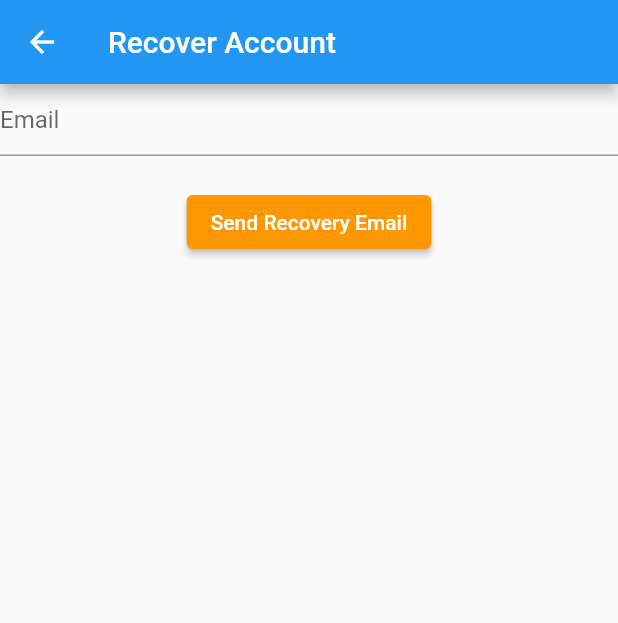
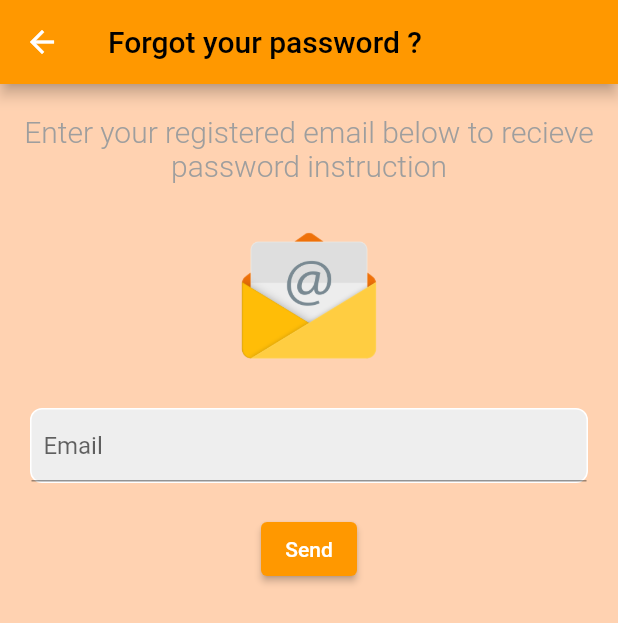
Before and after one commit to HuMiTriet/VGU-Eureka, a Flutter app: the RecoverAccountView screen opened by its route, on a phone screen of 412 x 824 dp. Shown: the top 623 px of the screen. Run offline on Flutter 3.47's test engine with Material 2 defaults, Android fonts, the phone set to English and light mode, and no system bars; our stand-ins replace firebase_auth, firebase_core, firebase_database, geocoding, geolocator, google_maps_flutter and 1 more; missing offline and left inert: cloud_firestore_web, firebase_analytics_web, firebase_auth_web, firebase_core_web, firebase_database_web, flutter_login_facebook and 2 more; accounts and stored records are empty; network calls fail.

Commit message:
update forgot password screen view

```diff
--- a/lib/views/auth/recover_account_view.dart
+++ b/lib/views/auth/recover_account_view.dart
@@ -1,3 +1,5 @@
+// ignore_for_file: prefer_const_constructors
+
 import 'dart:developer' as devtools show log;
 
 import 'package:etoet/views/auth/error_dialog.dart';
@@ -33,16 +35,48 @@ class _RecoverAccountViewState extends State<RecoverAccountView> {
   Widget build(BuildContext context) {
     return Scaffold(
         appBar: AppBar(
-          title: const Text('Recover Account'),
+          title: const Text(
+            'Forgot your password ?',
+            style: TextStyle(
+              color: Colors.black,
+            ),
+          ),
+          backgroundColor: Colors.orange,
         ),
+        backgroundColor: Color.fromRGBO(255, 210, 177, 2),
         body: Column(children: <Widget>[
-          TextField(
-            controller: _email,
-            enableSuggestions: false,
-            autocorrect: false,
-            keyboardType: TextInputType.emailAddress,
-            decoration: const InputDecoration(
-              hintText: 'Email',
+          SizedBox(height: 20),
+          Text(
+            'Enter your registered email below to recieve password instruction',
+            textAlign: TextAlign.center,
+            style: TextStyle(
+              fontSize: 20,
+              fontWeight: FontWeight.w300,
+              color: Colors.grey,
+            ),
+          ),
+          Image.asset(
+            'assets/images/Email_icon.png',
+            width: 100,
+            height: 150,
+          ),
+          Padding(
+            padding: const EdgeInsets.symmetric(horizontal: 20.0),
+            child: Container(
+              decoration: BoxDecoration(
+                color: Colors.grey[200],
+                border: Border.all(color: Colors.white),
+                borderRadius: BorderRadius.circular(8),
+              ),
+              child: TextField(
+                controller: _email,
+                enableSuggestions: false,
+                autocorrect: false,
+                keyboardType: TextInputType.emailAddress,
+                decoration: const InputDecoration(
+                  hintText: '  Email',
+                ),
+              ),
             ),
           ),
           const SizedBox(height: 20),
@@ -53,7 +87,7 @@ class _RecoverAccountViewState extends State<RecoverAccountView> {
             style: ElevatedButton.styleFrom(
               primary: Colors.orange,
             ),
-            child: const Text('Send Recovery Email'),
+            child: const Text('Send'),
           ),
         ]));
   }
```
Also changed, not shown: lib/views/auth/login_view.dart (+97 -36 lines), lib/views/auth/register_view.dart (+15 -7 lines), assets/images/Email_icon.png (added), assets/images/facebook_logo.png, assets/images/helpinghands.png (added).
